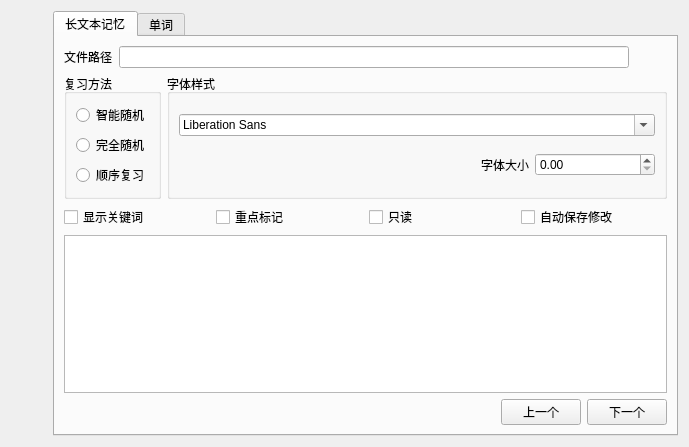
The window that subwidgets/randomlearningwidget.ui (HuaPi2d/HuaPi2d) describes before a commit, drawn with Qt 5.
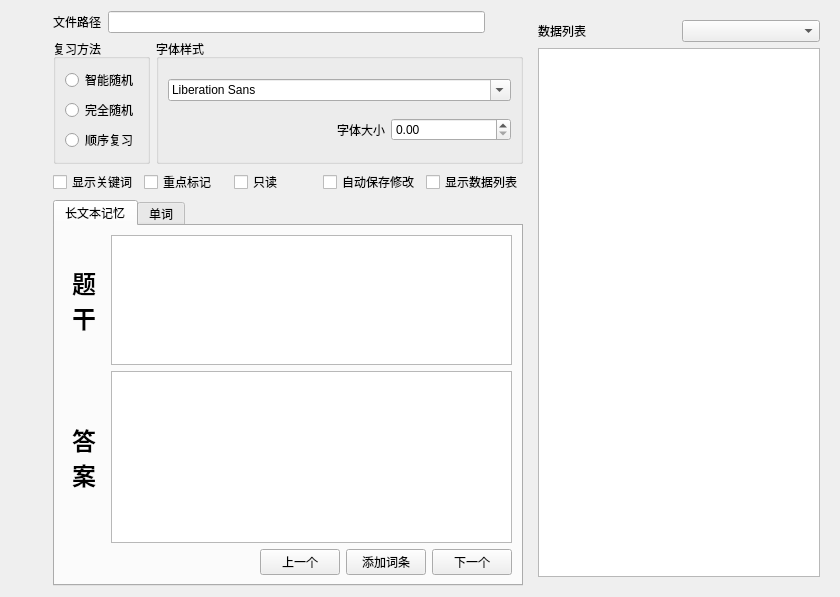
The same window after the commit. Icons and pictures are not drawn. Custom widgets are drawn as their Qt base class.

Commit message: 中途提交版本，添加了脚本编辑器，剩余脚本解释器未编写

```diff
--- a/subwidgets/randomlearningwidget.ui
+++ b/subwidgets/randomlearningwidget.ui
@@ -6,13 +6,16 @@
    <rect>
     <x>0</x>
     <y>0</y>
-    <width>689</width>
-    <height>447</height>
+    <width>840</width>
+    <height>597</height>
    </rect>
   </property>
   <property name="windowTitle">
    <string>Form</string>
   </property>
+  <property name="styleSheet">
+   <string notr="true"/>
+  </property>
   <layout class="QHBoxLayout" name="horizontalLayout">
    <item>
     <layout class="QVBoxLayout" name="toolPart">
@@ -134,15 +137,7 @@
     </layout>
    </item>
    <item>
-    <widget class="QTabWidget" name="tabWidget">
-     <property name="currentIndex">
-      <number>0</number>
-     </property>
-     <widget class="QWidget" name="longPageTab">
-      <attribute name="title">
-       <string>长文本记忆</string>
-      </attribute>
-      <layout class="QVBoxLayout" name="verticalLayout_2">
+    <layout class="QVBoxLayout" name="mainPartVerticalLayout">
        <item>
         <layout class="QHBoxLayout" name="firstFileSourceHorizontalLayout">
          <item>
@@ -318,10 +313,79 @@
            </property>
           </widget>
          </item>
+       <item>
+        <widget class="QCheckBox" name="viewDataListCheckBox">
+         <property name="text">
+          <string>显示数据列表</string>
+         </property>
+        </widget>
+       </item>
         </layout>
        </item>
        <item>
-        <widget class="TextEditPro" name="textEdit">
+      <widget class="QTabWidget" name="tabWidget">
+       <property name="currentIndex">
+        <number>0</number>
+       </property>
+       <widget class="QWidget" name="longPageTab">
+        <attribute name="title">
+         <string>长文本记忆</string>
+        </attribute>
+        <layout class="QVBoxLayout" name="verticalLayout_2">
+         <item>
+          <layout class="QHBoxLayout" name="questionHorizontalLayout">
+           <item>
+            <widget class="QLabel" name="questionLabel">
+             <property name="styleSheet">
+              <string notr="true">QLabel {                  
+       font-size: 24px;                     
+        font-weight: bold;                     
+        margin: 2px;
+    }</string>
+             </property>
+             <property name="text">
+              <string>题
+干</string>
+             </property>
+            </widget>
+           </item>
+           <item>
+            <widget class="QTextEdit" name="questionTextEdit">
+             <property name="maximumSize">
+              <size>
+               <width>16777215</width>
+               <height>150</height>
+              </size>
+             </property>
+            </widget>
+           </item>
+          </layout>
+         </item>
+         <item>
+          <layout class="QHBoxLayout" name="answerHorizontalLayout">
+           <item>
+            <widget class="QLabel" name="answerLabel">
+             <property name="styleSheet">
+              <string notr="true">QLabel {                  
+       font-size: 24px;                     
+        font-weight: bold;                     
+        margin: 2px;
+    }</string>
+             </property>
+             <property name="text">
+              <string>答
+案</string>
+             </property>
+            </widget>
+           </item>
+           <item>
+            <widget class="QTextEdit" name="answerTextEdit">
+             <property name="minimumSize">
+              <size>
+               <width>0</width>
+               <height>100</height>
+              </size>
+             </property>
          <property name="toolTip">
           <string/>
          </property>
@@ -343,6 +407,8 @@
          </property>
         </widget>
        </item>
+          </layout>
+         </item>
        <item>
         <layout class="QHBoxLayout" name="controlHorizontalLayout">
          <item>
@@ -365,6 +431,17 @@
            </property>
           </widget>
          </item>
+           <item>
+            <widget class="QPushButton" name="addNewKnowledgeItemPushButton">
+             <property name="text">
+              <string>添加词条</string>
+             </property>
+             <property name="icon">
+              <iconset resource="../resource.qrc">
+               <normaloff>:/icon/resources/icons/addBoxOutline.svg</normaloff>:/icon/resources/icons/addBoxOutline.svg</iconset>
+             </property>
+            </widget>
+           </item>
          <item>
           <widget class="QPushButton" name="firstNextPushButton">
            <property name="text">
@@ -384,14 +461,38 @@
     </widget>
    </item>
   </layout>
- </widget>
- <customwidgets>
-  <customwidget>
-   <class>TextEditPro</class>
-   <extends>QTextEdit</extends>
-   <header location="global">customize/texteditpro.h</header>
-  </customwidget>
- </customwidgets>
+   </item>
+   <item>
+    <widget class="QWidget" name="questionListHorizontalWidget" native="true">
+     <property name="maximumSize">
+      <size>
+       <width>300</width>
+       <height>16777215</height>
+      </size>
+     </property>
+     <layout class="QVBoxLayout" name="questionListVerticalLayout">
+      <item>
+       <layout class="QHBoxLayout" name="questionListHorizontalLayout">
+        <item>
+         <widget class="QLabel" name="questionListLabel">
+          <property name="text">
+           <string>数据列表</string>
+          </property>
+         </widget>
+        </item>
+        <item>
+         <widget class="QComboBox" name="questionTypeChooseComboBox"/>
+        </item>
+       </layout>
+      </item>
+      <item>
+       <widget class="QListWidget" name="questionListWidget"/>
+      </item>
+     </layout>
+    </widget>
+   </item>
+  </layout>
+ </widget>
  <resources>
   <include location="../resource.qrc"/>
  </resources>
```
Left out of the diff: 12 changed lines with no effect on the pictures. Lines whose indentation alone changed are shown as unchanged. The commit also changes 178 other files.
